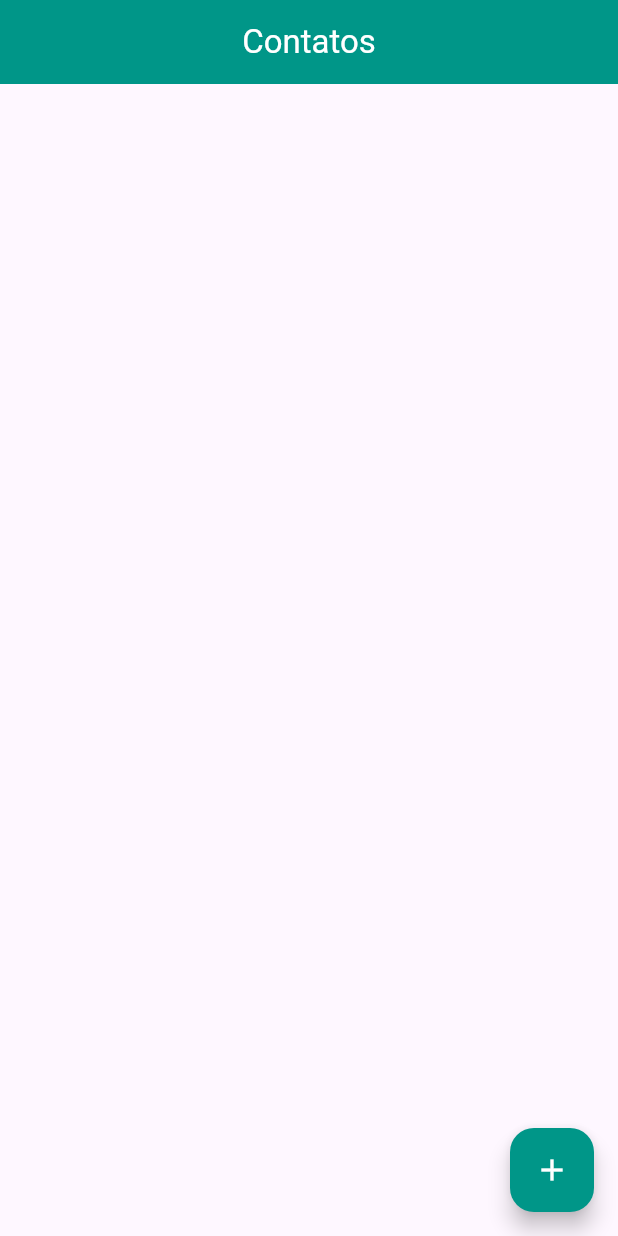
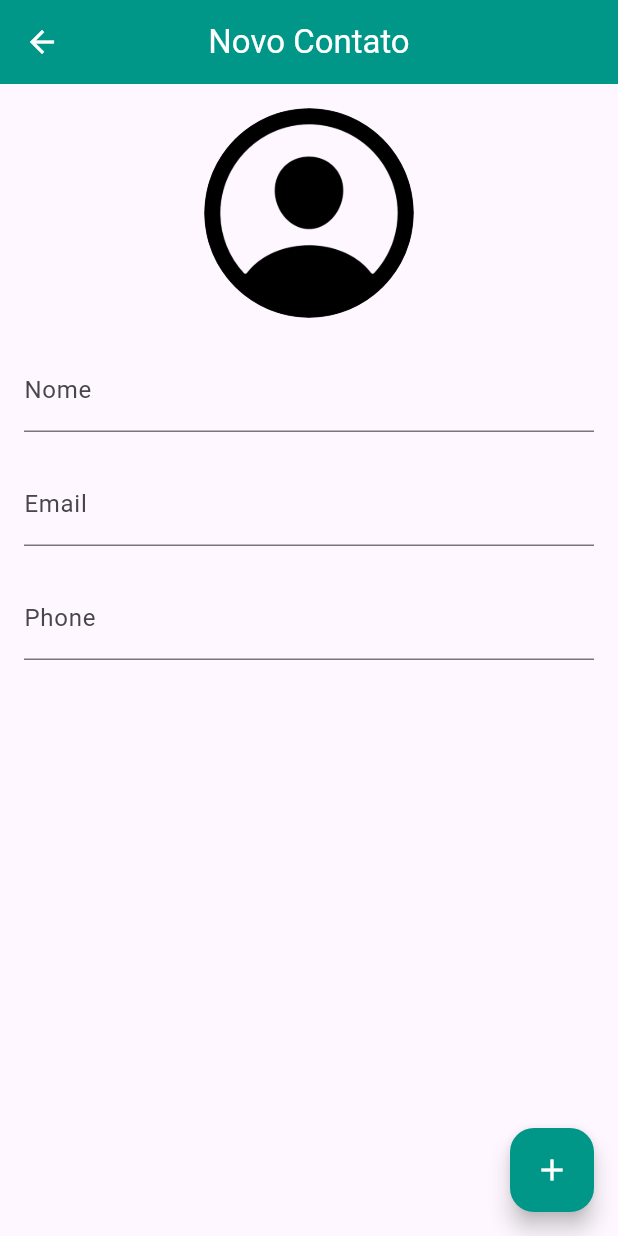
Before and after one commit to LucasConstantino92/contact_list, a Flutter app: the screen it shows after launch, after a tap on the "add" icon, on a phone screen of 412 x 824 dp. Run offline on Flutter 3.47's test engine with Material 3 defaults, Android fonts, the phone set to English and light mode, and no system bars; our stand-ins replace sqflite; accounts and stored records are empty.

Commit message:
feat: [master] COntact Page

```diff
--- a/lib/helpers/contact_helper.dart
+++ b/lib/helpers/contact_helper.dart
@@ -15,14 +15,14 @@ class ContactHelper {
 
   ContactHelper.internal();
 
-  late Database _db;
+  Database? _db;
 
   Future<Database> get db async {
     if (_db != null) {
-      return _db;
+      return _db!;
     } else {
       _db = await initDb();
-      return _db;
+      return _db!;
     }
   }
 
@@ -101,6 +101,8 @@ class Contact {
   String phone = '';
   String img = '';
 
+  Contact();
+
   Contact.fromMap(Map map) {
     id = map[idColumn];
     name = map[nameColumn];
--- /dev/null
+++ b/lib/ui/contact_page.dart
@@ -0,0 +1,121 @@
+import 'dart:io';
+
+import 'package:contact_list/helpers/contact_helper.dart';
+import 'package:flutter/material.dart';
+
+class ContactPage extends StatefulWidget {
+  final Contact? contact;
+  const ContactPage({super.key, this.contact});
+
+  @override
+  State<ContactPage> createState() => _ContactPageState();
+}
+
+class _ContactPageState extends State<ContactPage> {
+  Contact? _editedContact;
+  ContactHelper _contactHelper = ContactHelper();
+  final _nameController = TextEditingController();
+  final _emailController = TextEditingController();
+  final _phoneController = TextEditingController();
+
+  bool _edited = false;
+
+  @override
+  void initState() {
+    super.initState();
+
+    if (widget.contact == null) {
+      _editedContact = Contact();
+    } else {
+      _editedContact = Contact.fromMap(widget.contact!.toMap());
+    }
+
+    _nameController.text = _editedContact!.name ?? "";
+    _emailController.text = _editedContact!.email ?? "";
+    _phoneController.text = _editedContact!.phone ?? "";
+  }
+
+  @override
+  Widget build(BuildContext context) {
+    return Scaffold(
+      appBar: AppBar(
+        backgroundColor: Colors.teal,
+        title: Text(
+          _editedContact!.name.isNotEmpty
+              ? _editedContact!.name
+              : "Novo Contato",
+          style: TextStyle(color: Colors.white),
+        ),
+        centerTitle: true,
+        leading: IconButton(
+          icon: const Icon(Icons.arrow_back_outlined),
+          color: Colors.white,
+          onPressed: () {
+            Navigator.pop(context);
+          },
+        ),
+      ),
+      floatingActionButton: FloatingActionButton(
+        onPressed: () => _contactHelper.saveContact(_editedContact!),
+        backgroundColor: Colors.teal,
+        child: const Icon(
+          Icons.add_outlined,
+          color: Colors.white,
+        ),
+      ),
+      body: SingleChildScrollView(
+        padding: EdgeInsets.all(16),
+        child: Column(
+          spacing: 20,
+          crossAxisAlignment: CrossAxisAlignment.stretch,
+          children: [
+            GestureDetector(
+              child: Container(
+                width: 140,
+                height: 140,
+                decoration: BoxDecoration(
+                  shape: BoxShape.circle,
+                  image: DecorationImage(
+                    image: _editedContact!.img != null &&
+                            _editedContact!.img!.isNotEmpty
+                        ? FileImage(File(_editedContact!.img!))
+                        : const AssetImage("images/person.png")
+                            as ImageProvider,
+                  ),
+                ),
+              ),
+            ),
+            TextField(
+              controller: _nameController,
+              decoration: const InputDecoration(labelText: "Nome"),
+              onChanged: (text) {
+                setState(() {
+                  _editedContact!.name = text;
+                  _edited = true;
+                });
+              },
+            ),
+            TextField(
+              controller: _emailController,
+              decoration: const InputDecoration(labelText: "Email"),
+              onChanged: (text) {
+                _editedContact!.email = text;
+                _edited = true;
+              },
+              keyboardType: TextInputType.emailAddress,
+            ),
+            TextField(
+              controller: _phoneController,
+              decoration: const InputDecoration(labelText: "Phone"),
+              onChanged: (text) {
+                _editedContact!.phone = text;
+                _edited = true;
+              },
+              keyboardType: TextInputType.phone,
+            ),
+          ],
+        ),
+      ),
+    );
+  }
+}
--- a/lib/ui/home_page_screen.dart
+++ b/lib/ui/home_page_screen.dart
@@ -1,6 +1,7 @@
 import 'dart:io';
 
 import 'package:contact_list/helpers/contact_helper.dart';
+import 'package:contact_list/ui/contact_page.dart';
 import 'package:flutter/material.dart';
 
 class HomePageScreen extends StatefulWidget {
@@ -37,7 +38,12 @@ class _HomePageScreenState extends State<HomePageScreen> {
         backgroundColor: Colors.teal,
       ),
       floatingActionButton: FloatingActionButton(
-        onPressed: () {},
+        onPressed: () => Navigator.push(
+          context,
+          MaterialPageRoute(
+            builder: (context) => ContactPage(),
+          ),
+        ),
         backgroundColor: Colors.teal,
         child: const Icon(
           Icons.add_outlined,
@@ -56,6 +62,7 @@ class _HomePageScreenState extends State<HomePageScreen> {
 
   Widget _contactCard(BuildContext context, int index) {
     return GestureDetector(
+      onTap: () => _showContactPage(contact: contacts[index]),
       child: Card(
         child: Padding(
           padding: EdgeInsets.all(8),
@@ -67,9 +74,12 @@ class _HomePageScreenState extends State<HomePageScreen> {
                 decoration: BoxDecoration(
                   shape: BoxShape.circle,
                   image: DecorationImage(
-                    image: contacts[index].img != null
-                        ? FileImage(File(contacts[index].img))
-                        : AssetImage('images/person.png'),
+                    image: contacts[index].img != null &&
+                            contacts[index].img.isNotEmpty
+                        ? FileImage(
+                            File(contacts[index].img),
+                          )
+                        : AssetImage('images/person.png') as ImageProvider,
                   ),
                 ),
               ),
@@ -103,4 +113,13 @@ class _HomePageScreenState extends State<HomePageScreen> {
       ),
     );
   }
+
+  void _showContactPage({Contact? contact}) async {
+    Navigator.push(
+      context,
+      MaterialPageRoute(
+        builder: (context) => ContactPage(contact: contact),
+      ),
+    );
+  }
 }
--- a/pubspec.yaml
+++ b/pubspec.yaml
@@ -65,7 +65,7 @@ flutter:
   #   - images/a_dot_ham.jpeg
 
   assets:
-    - images/
+    - images/person.png
 
   # An image asset can refer to one or more resolution-specific "variants", see
   # https://flutter.dev/assets-and-images/#resolution-aware
```
Also changed, not shown: 1 other file.
